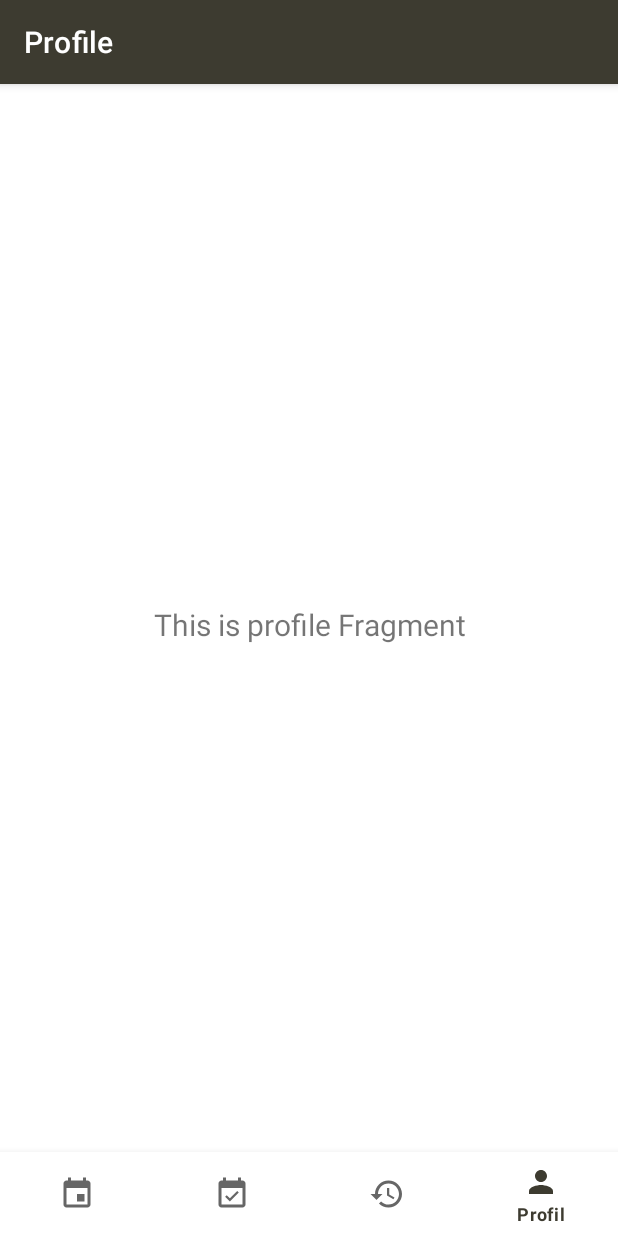
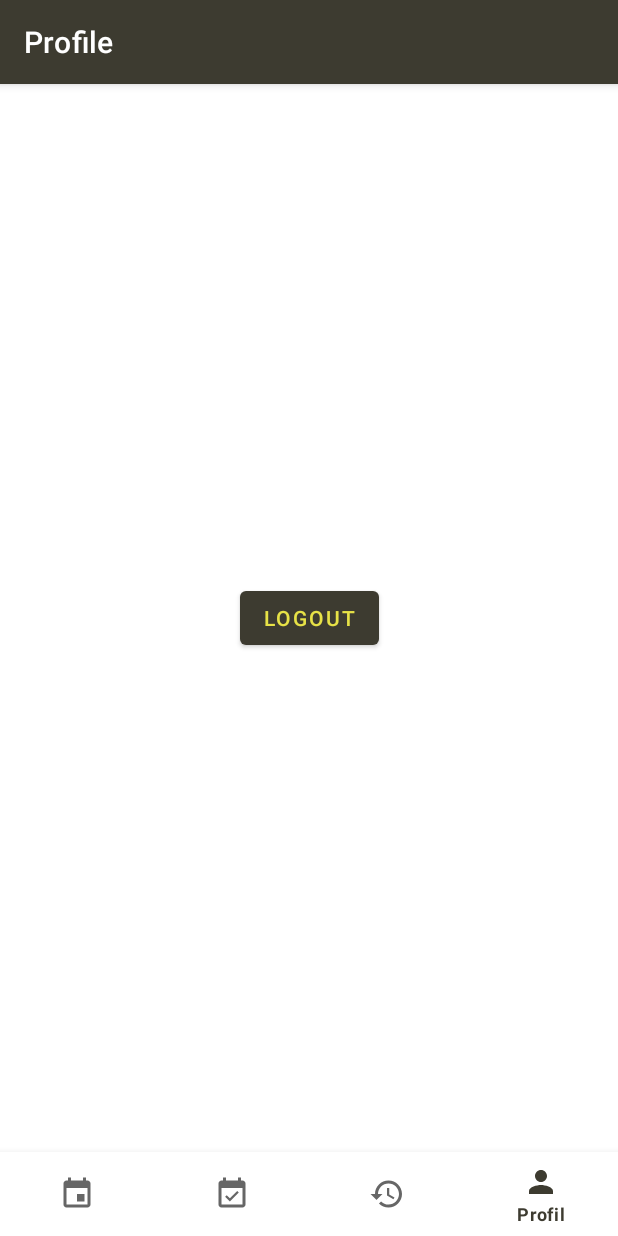
Before and after one commit to Maximilien-de-la-Gastine/PlayMate, an Android app: the ProfileFragment screen opened through its navigation route, on a phone screen of 412 x 824 dp. Run offline under Robolectric (Android 15) with nearby library versions, the phone set to English and light mode, and no system bars; our stand-ins replace navigation-ui; libraries missing offline, so code that uses them is left out: org.osmdroid.config, org.osmdroid.events, org.osmdroid.tileprovider, org.osmdroid.util, org.osmdroid.views; 6 statements that could not run were skipped.

Commit message:
Ajout d'un bouton de deconnection

```diff
--- a/app/src/main/java/com/playmate/UserDdHelper.kt
+++ b/app/src/main/java/com/playmate/UserDdHelper.kt
@@ -97,6 +97,12 @@ class UserDBHelper(context: Context) : SQLiteOpenHelper(context, DATABASE_NAME,
         return isLoggedIn
     }
 
+    fun clearLoggedInUser() {
+        val db = writableDatabase
+        db.delete(TABLE_NAME_LOGGED_IN_USER, null, null)
+        db.close()
+    }
+
     fun getCurrentUsername(): String {
         val db = readableDatabase
         var username: String = "" // Valeur par défaut si le nom d'utilisateur n'est pas trouvé
--- a/app/src/main/java/com/playmate/ui/authentication/LoginActivity.kt
+++ b/app/src/main/java/com/playmate/ui/authentication/LoginActivity.kt
@@ -69,7 +69,6 @@ class LoginActivity : AppCompatActivity() {
                         val isRegistered = userDBHelper.registerUser(newUsername, newPassword)
                         if (isRegistered) {
                             showToast("Registration successful")
-                            // Redirigez l'utilisateur vers la connexion ou une autre activité si nécessaire
                         } else {
                             showToast("Registration failed. Please try again.")
                         }
--- a/app/src/main/java/com/playmate/ui/profile/ProfileFragment.kt
+++ b/app/src/main/java/com/playmate/ui/profile/ProfileFragment.kt
@@ -1,13 +1,19 @@
 package com.playmate.ui.profile
 
+import android.content.Context
+import android.content.Intent
 import android.os.Bundle
 import android.view.LayoutInflater
 import android.view.View
 import android.view.ViewGroup
+import android.widget.Button
 import android.widget.TextView
 import androidx.fragment.app.Fragment
 import androidx.lifecycle.ViewModelProvider
+import com.playmate.R
+import com.playmate.UserDBHelper
 import com.playmate.databinding.FragmentProfileBinding
+import com.playmate.ui.authentication.LoginActivity
 
 class ProfileFragment : Fragment() {
 
@@ -28,11 +34,23 @@ class ProfileFragment : Fragment() {
         _binding = FragmentProfileBinding.inflate(inflater, container, false)
         val root: View = binding.root
 
-        val textView: TextView = binding.textProfile
-        dashboardViewModel.text.observe(viewLifecycleOwner) {
-            textView.text = it
+        val logoutButton: Button = binding.root.findViewById(R.id.logout_button)
+        logoutButton.setOnClickListener {
+            // Déconnexion de l'utilisateur
+            logoutUser()
         }
         return root
+    }
+
+    private fun logoutUser() {
+        val userDBHelper = UserDBHelper(requireContext())
+        userDBHelper.clearLoggedInUser()
+
+        // Redirection vers l'écran de connexion (LoginActivity)
+        val intent = Intent(requireActivity(), LoginActivity::class.java)
+        intent.flags = Intent.FLAG_ACTIVITY_NEW_TASK or Intent.FLAG_ACTIVITY_CLEAR_TASK
+        startActivity(intent)
+        requireActivity().finish()
     }
 
     override fun onDestroyView() {
--- a/app/src/main/res/layout/fragment_profile.xml
+++ b/app/src/main/res/layout/fragment_profile.xml
@@ -6,17 +6,19 @@
     android:layout_height="match_parent"
     tools:context=".ui.profile.ProfileFragment">
 
-    <TextView
-        android:id="@+id/text_profile"
-        android:layout_width="match_parent"
+
+
+    <!-- Ajout du bouton de déconnexion -->
+    <Button
+        android:id="@+id/logout_button"
+        android:layout_width="wrap_content"
         android:layout_height="wrap_content"
-        android:layout_marginStart="8dp"
-        android:layout_marginTop="8dp"
-        android:layout_marginEnd="8dp"
-        android:textAlignment="center"
-        android:textSize="20sp"
+        android:layout_marginStart="32dp"
+        android:layout_marginEnd="32dp"
+        android:text="Logout"
         app:layout_constraintBottom_toBottomOf="parent"
         app:layout_constraintEnd_toEndOf="parent"
         app:layout_constraintStart_toStartOf="parent"
         app:layout_constraintTop_toTopOf="parent" />
+
 </androidx.constraintlayout.widget.ConstraintLayout>
```
